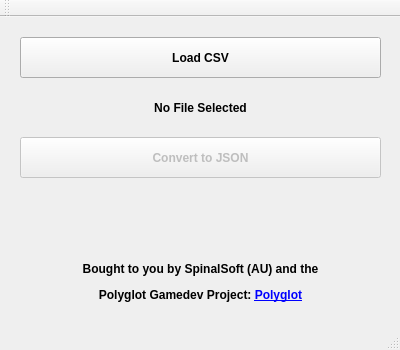
Qt form mainwindow.ui (Shando/Polyglot-csv-to-json) before a commit.
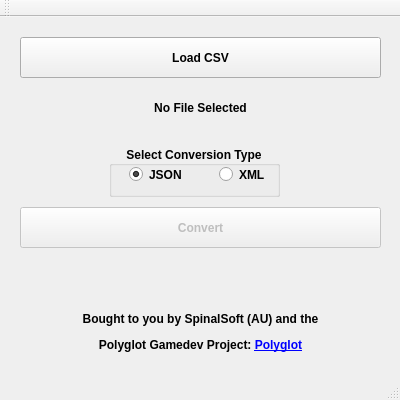
The same form after that commit. Icons and pictures are not drawn.

Commit message: Added XML Functionality and Icons for Windows

```diff
--- a/mainwindow.ui
+++ b/mainwindow.ui
@@ -7,7 +7,7 @@
     <x>0</x>
     <y>0</y>
     <width>400</width>
-    <height>350</height>
+    <height>400</height>
    </rect>
   </property>
   <property name="sizePolicy">
@@ -19,13 +19,13 @@
   <property name="minimumSize">
    <size>
     <width>400</width>
-    <height>350</height>
+    <height>400</height>
    </size>
   </property>
   <property name="maximumSize">
    <size>
     <width>400</width>
-    <height>350</height>
+    <height>400</height>
    </size>
   </property>
   <property name="windowTitle">
@@ -87,7 +87,7 @@
     <property name="geometry">
      <rect>
       <x>20</x>
-      <y>120</y>
+      <y>190</y>
       <width>361</width>
       <height>41</height>
      </rect>
@@ -99,14 +99,14 @@
      </font>
     </property>
     <property name="text">
-     <string>Convert to JSON</string>
+     <string>Convert</string>
     </property>
    </widget>
    <widget class="QLabel" name="txtConversion">
     <property name="geometry">
      <rect>
       <x>20</x>
-      <y>170</y>
+      <y>240</y>
       <width>361</width>
       <height>41</height>
      </rect>
@@ -131,7 +131,7 @@
     <property name="geometry">
      <rect>
       <x>20</x>
-      <y>240</y>
+      <y>290</y>
       <width>361</width>
       <height>51</height>
      </rect>
@@ -149,6 +149,57 @@
      <set>Qt::AlignCenter</set>
     </property>
    </widget>
+   <widget class="QGroupBox" name="groupBox">
+    <property name="geometry">
+     <rect>
+      <x>109</x>
+      <y>129</y>
+      <width>171</width>
+      <height>51</height>
+     </rect>
+    </property>
+    <property name="font">
+     <font>
+      <weight>75</weight>
+      <bold>true</bold>
+     </font>
+    </property>
+    <property name="title">
+     <string>Select Conversion Type</string>
+    </property>
+    <property name="alignment">
+     <set>Qt::AlignCenter</set>
+    </property>
+    <widget class="QRadioButton" name="rdoJSON">
+     <property name="geometry">
+      <rect>
+       <x>20</x>
+       <y>20</y>
+       <width>82</width>
+       <height>17</height>
+      </rect>
+     </property>
+     <property name="text">
+      <string>JSON</string>
+     </property>
+     <property name="checked">
+      <bool>true</bool>
+     </property>
+    </widget>
+    <widget class="QRadioButton" name="rdoXML">
+     <property name="geometry">
+      <rect>
+       <x>110</x>
+       <y>20</y>
+       <width>51</width>
+       <height>17</height>
+      </rect>
+     </property>
+     <property name="text">
+      <string>XML</string>
+     </property>
+    </widget>
+   </widget>
   </widget>
   <widget class="QMenuBar" name="menuBar">
    <property name="geometry">
```
Left out of the diff: 8 changed lines with no effect on the pictures. The commit also changes 3 other files.
